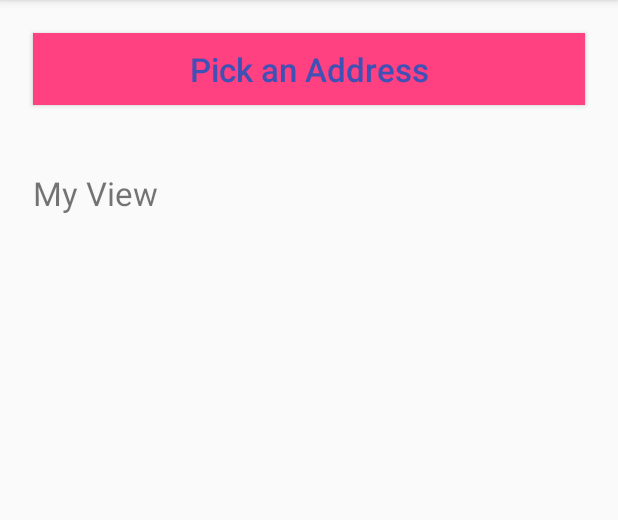
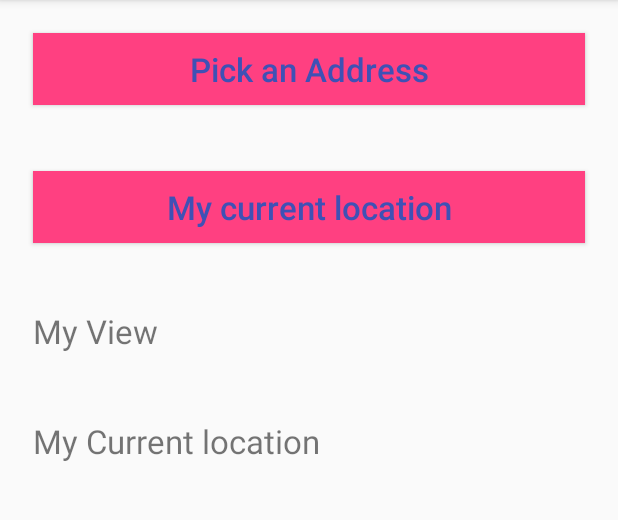
Before and after one commit to aminulaust/PlacePicke, an Android app: the screen it shows after launch (MainActivity), on a phone screen of 412 x 824 dp, the part 84-604 px from its top. Run offline under Robolectric (Android 15) with nearby library versions, the phone set to English and light mode, and no system bars; 2 statements that could not run were skipped.

Commit message:
Add Current Location

```diff
--- a/app/src/main/res/layout/activity_main.xml
+++ b/app/src/main/res/layout/activity_main.xml
@@ -17,6 +17,17 @@
         android:background="@color/colorAccent"
         android:layout_margin="22dp"
         />
+    <Button
+        android:id="@+id/mycurrentposition"
+        android:layout_width="match_parent"
+        android:layout_height="wrap_content"
+        android:text="My current location"
+        android:textAllCaps="false"
+        android:textColor="@color/colorPrimary"
+        android:textSize="22dp"
+        android:background="@color/colorAccent"
+        android:layout_margin="22dp"
+        />
     <TextView
         android:id="@+id/myview"
         android:layout_width="match_parent"
@@ -26,15 +37,17 @@
         android:layout_margin="22dp"
         />
 
-    <!--
+
     <TextView
         android:id="@+id/myaddress"
         android:layout_width="match_parent"
         android:layout_height="wrap_content"
         android:textSize="22dp"
-        android:text="My Address"
+        android:text="My Current location"
         android:layout_margin="22dp"
         />
+
+    <!--
     <TextView
         android:id="@+id/myattributes"
         android:layout_width="match_parent"
```
Also changed, not shown: app/src/main/java/aminulaust/com/placepicker/MainActivity.java (+90 -9 lines).
